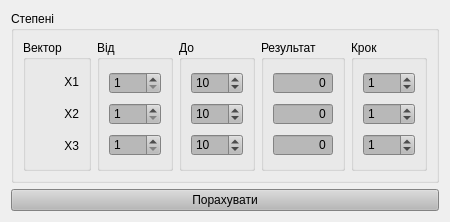
Above: bruteforce_window.ui from LabCreators/sysan3 before the change. Below: the same form after it.
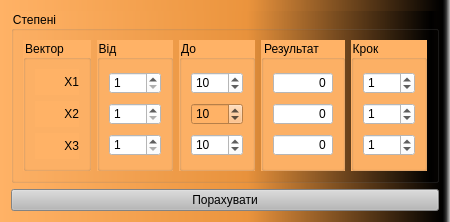
That is the form after the change.

Patch:
```diff
--- a/bruteforce_window.ui
+++ b/bruteforce_window.ui
@@ -13,6 +13,9 @@
   <property name="windowTitle">
    <string>Brute Force</string>
   </property>
+  <property name="styleSheet">
+   <string notr="true">background-color: qlineargradient(spread:pad, x1:0, y1:0, x2:1, y2:0, stop:0 rgba(255, 178, 102, 255), stop:0.55 rgba(235, 148, 61, 255), stop:0.98 rgba(0, 0, 0, 255), stop:1 rgba(0, 0, 0, 0));</string>
+  </property>
   <layout class="QVBoxLayout" name="verticalLayout">
    <item>
     <widget class="QGroupBox" name="groupBox">
@@ -28,6 +31,9 @@
           <verstretch>0</verstretch>
          </sizepolicy>
         </property>
+        <property name="styleSheet">
+         <string notr="true">background-color: rgba(255, 178, 102, 255)</string>
+        </property>
         <property name="title">
          <string>Вектор</string>
         </property>
@@ -73,6 +79,9 @@
           <verstretch>0</verstretch>
          </sizepolicy>
         </property>
+        <property name="styleSheet">
+         <string notr="true">background-color: rgba(255, 178, 102, 255)</string>
+        </property>
         <property name="title">
          <string>Від</string>
         </property>
@@ -80,7 +89,7 @@
          <item>
           <widget class="QSpinBox" name="from_1">
            <property name="styleSheet">
-            <string notr="true">background-color: rgb(184, 184, 184);</string>
+            <string notr="true">background-color: rgb(255, 255, 255);</string>
            </property>
            <property name="minimum">
             <number>1</number>
@@ -90,7 +99,7 @@
          <item>
           <widget class="QSpinBox" name="from_2">
            <property name="styleSheet">
-            <string notr="true">background-color: rgb(184, 184, 184);</string>
+            <string notr="true">background-color: rgb(255, 255, 255);</string>
            </property>
            <property name="minimum">
             <number>1</number>
@@ -100,7 +109,7 @@
          <item>
           <widget class="QSpinBox" name="from_3">
            <property name="styleSheet">
-            <string notr="true">background-color: rgb(184, 184, 184);</string>
+            <string notr="true">background-color: rgb(255, 255, 255);</string>
            </property>
            <property name="minimum">
             <number>1</number>
@@ -118,6 +127,9 @@
           <verstretch>0</verstretch>
          </sizepolicy>
         </property>
+        <property name="styleSheet">
+         <string notr="true">background-color: rgba(255, 178, 102, 255)</string>
+        </property>
         <property name="title">
          <string>До</string>
         </property>
@@ -125,7 +137,7 @@
          <item>
           <widget class="QSpinBox" name="to_1">
            <property name="styleSheet">
-            <string notr="true">background-color: rgb(184, 184, 184);</string>
+            <string notr="true">background-color: rgb(255, 255, 255);</string>
            </property>
            <property name="value">
             <number>10</number>
@@ -135,7 +147,7 @@
          <item>
           <widget class="QSpinBox" name="to_2">
            <property name="styleSheet">
-            <string notr="true">background-color: rgb(184, 184, 184);</string>
+            <string notr="true">background-color: rgb(184background-color: rgb(255, 255, 255); 184, 184);</string>
            </property>
            <property name="value">
             <number>10</number>
@@ -145,7 +157,7 @@
          <item>
           <widget class="QSpinBox" name="to_3">
            <property name="styleSheet">
-            <string notr="true">background-color: rgb(184, 184, 184);</string>
+            <string notr="true">background-color: rgb(255, 255, 255);</string>
            </property>
            <property name="buttonSymbols">
             <enum>QAbstractSpinBox::UpDownArrows</enum>
@@ -166,6 +178,9 @@
           <verstretch>0</verstretch>
          </sizepolicy>
         </property>
+        <property name="styleSheet">
+         <string notr="true">background-color: rgba(255, 178, 102, 255)</string>
+        </property>
         <property name="title">
          <string>Результат</string>
         </property>
@@ -173,7 +188,7 @@
          <item>
           <widget class="QSpinBox" name="res_1">
            <property name="styleSheet">
-            <string notr="true">background-color: rgb(184, 184, 184);</string>
+            <string notr="true">background-color: rgb(255, 255, 255);</string>
            </property>
            <property name="alignment">
             <set>Qt::AlignRight|Qt::AlignTrailing|Qt::AlignVCenter</set>
@@ -189,7 +204,7 @@
          <item>
           <widget class="QSpinBox" name="res_2">
            <property name="styleSheet">
-            <string notr="true">background-color: rgb(184, 184, 184);</string>
+            <string notr="true">background-color: rgb(255, 255, 255);</string>
            </property>
            <property name="alignment">
             <set>Qt::AlignRight|Qt::AlignTrailing|Qt::AlignVCenter</set>
@@ -205,7 +220,7 @@
          <item>
           <widget class="QSpinBox" name="res_3">
            <property name="styleSheet">
-            <string notr="true">background-color: rgb(184, 184, 184);</string>
+            <string notr="true">background-color: rgb(255, 255, 255);</string>
            </property>
            <property name="alignment">
             <set>Qt::AlignRight|Qt::AlignTrailing|Qt::AlignVCenter</set>
@@ -229,6 +244,9 @@
           <verstretch>0</verstretch>
          </sizepolicy>
         </property>
+        <property name="styleSheet">
+         <string notr="true">background-color: rgba(255, 178, 102, 255)</string>
+        </property>
         <property name="title">
          <string>Крок</string>
         </property>
@@ -236,7 +254,7 @@
          <item row="0" column="0">
           <widget class="QSpinBox" name="st_1">
            <property name="styleSheet">
-            <string notr="true">background-color: rgb(184, 184, 184);</string>
+            <string notr="true">background-color: rgb(255, 255, 255);</string>
            </property>
            <property name="value">
             <number>1</number>
@@ -246,7 +264,7 @@
          <item row="1" column="0">
           <widget class="QSpinBox" name="st_2">
            <property name="styleSheet">
-            <string notr="true">background-color: rgb(184, 184, 184);</string>
+            <string notr="true">background-color: rgb(255, 255, 255);</string>
            </property>
            <property name="value">
             <number>1</number>
@@ -256,7 +274,7 @@
          <item row="2" column="0">
           <widget class="QSpinBox" name="st_3">
            <property name="styleSheet">
-            <string notr="true">background-color: rgb(184, 184, 184);</string>
+            <string notr="true">background-color: rgb(255, 255, 255);</string>
            </property>
            <property name="value">
             <number>1</number>
```
